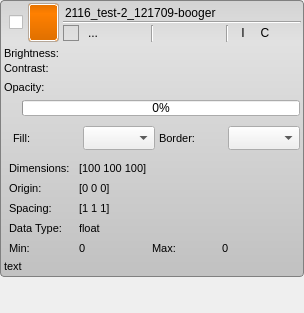
Above: src/Interface/AppInterface/LayerWidget.ui from SCIInstitute/Seg3D before the change. Below: the same form after it.
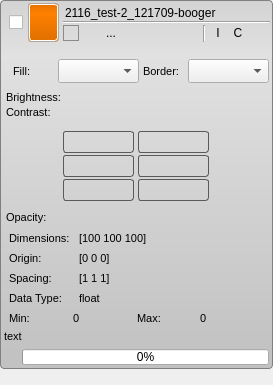
That is the form after the change. Icons and pictures are not drawn.

```diff
--- a/src/Interface/AppInterface/LayerWidget.ui
+++ b/src/Interface/AppInterface/LayerWidget.ui
@@ -6,8 +6,8 @@
    <rect>
     <x>0</x>
     <y>0</y>
-    <width>304</width>
-    <height>313</height>
+    <width>273</width>
+    <height>385</height>
    </rect>
   </property>
   <property name="mouseTracking">
@@ -27,6 +27,63 @@
 border-bottom-left-radius: 4px;
 }
 
+QToolButton#viewer_0_button_{
+  border: 1px solid rgb( 90, 90, 90 );
+  border-radius: 3px;
+}
+
+QToolButton#viewer_0_button_:checked{
+  background-color: rgb(255, 128, 0);
+}
+
+
+QToolButton#viewer_1_button_{
+  border: 1px solid rgb( 90, 90, 90 );
+  border-radius: 3px;
+}
+
+QToolButton#viewer_1_button_:checked{
+  background-color: rgb(255, 128, 0);
+}
+
+
+QToolButton#viewer_2_button_{
+  border: 1px solid rgb( 90, 90, 90 );
+  border-radius: 3px;
+}
+
+QToolButton#viewer_2_button_:checked{
+  background-color: rgb(255, 128, 0);
+}
+
+QToolButton#viewer_3_button_{
+  border: 1px solid rgb( 90, 90, 90 );
+  border-radius: 3px;
+}
+
+QToolButton#viewer_3_button_:checked{
+  background-color: rgb(255, 128, 0);
+}
+
+QToolButton#viewer_4_button_{
+  border: 1px solid rgb( 90, 90, 90 );
+  border-radius: 3px;
+}
+
+QToolButton#viewer_4_button_:checked{
+  background-color: rgb(255, 128, 0);
+}
+
+QToolButton#viewer_5_button_{
+  border: 1px solid rgb( 90, 90, 90 );
+  border-radius: 3px;
+}
+
+QToolButton#viewer_5_button_:checked{
+  background-color: rgb(255, 128, 0);
+}
+
+
 
 
 QLineEdit#label_{
@@ -79,7 +136,7 @@
 
 </string>
   </property>
-  <layout class="QVBoxLayout" name="verticalLayout_3">
+  <layout class="QVBoxLayout" name="verticalLayout_10">
    <property name="spacing">
     <number>0</number>
    </property>
@@ -100,7 +157,7 @@
        <height>45</height>
       </size>
      </property>
-     <layout class="QVBoxLayout" name="verticalLayout_10">
+     <layout class="QVBoxLayout" name="verticalLayout_9">
       <property name="spacing">
        <number>0</number>
       </property>
@@ -356,7 +413,7 @@
               </property>
               <layout class="QHBoxLayout" name="horizontalLayout_3">
                <property name="spacing">
-                <number>6</number>
+                <number>4</number>
                </property>
                <property name="leftMargin">
                 <number>0</number>
@@ -403,6 +460,28 @@
                  </property>
                 </widget>
                </item>
+               <item>
+                <widget class="QToolButton" name="advanced_visibility_button_">
+                 <property name="minimumSize">
+                  <size>
+                   <width>16</width>
+                   <height>16</height>
+                  </size>
+                 </property>
+                 <property name="maximumSize">
+                  <size>
+                   <width>16</width>
+                   <height>16</height>
+                  </size>
+                 </property>
+                 <property name="text">
+                  <string/>
+                 </property>
+                 <property name="checkable">
+                  <bool>true</bool>
+                 </property>
+                </widget>
+               </item>
                <item>
                 <widget class="QToolButton" name="info_button_">
                  <property name="minimumSize">
@@ -460,6 +539,31 @@
                  </property>
                 </widget>
                </item>
+               <item>
+                <widget class="QToolButton" name="appearance_button_">
+                 <property name="minimumSize">
+                  <size>
+                   <width>16</width>
+                   <height>16</height>
+                  </size>
+                 </property>
+                 <property name="maximumSize">
+                  <size>
+                   <width>16</width>
+                   <height>16</height>
+                  </size>
+                 </property>
+                 <property name="toolTip">
+                  <string>Open the opacity menu</string>
+                 </property>
+                 <property name="text">
+                  <string/>
+                 </property>
+                 <property name="checkable">
+                  <bool>true</bool>
+                 </property>
+                </widget>
+               </item>
                <item>
                 <widget class="QToolButton" name="lock_button_">
                  <property name="minimumSize">
@@ -506,73 +610,6 @@
                  </property>
                 </widget>
                </item>
-               <item>
-                <widget class="Line" name="header_seperator_line_">
-                 <property name="orientation">
-                  <enum>Qt::Vertical</enum>
-                 </property>
-                </widget>
-               </item>
-               <item>
-                <widget class="QToolButton" name="mask_property_button_">
-                 <property name="minimumSize">
-                  <size>
-                   <width>16</width>
-                   <height>16</height>
-                  </size>
-                 </property>
-                 <property name="maximumSize">
-                  <size>
-                   <width>16</width>
-                   <height>16</height>
-                  </size>
-                 </property>
-                 <property name="toolTip">
-                  <string>Open the color menu</string>
-                 </property>
-                 <property name="text">
-                  <string/>
-                 </property>
-                 <property name="icon">
-                  <iconset resource="../../Resources/QtResources.qrc">
-                   <normaloff>:/Images/ColorOff.png</normaloff>
-                   <normalon>:/Images/Color.png</normalon>:/Images/ColorOff.png</iconset>
-                 </property>
-                 <property name="checkable">
-                  <bool>true</bool>
-                 </property>
-                </widget>
-               </item>
-               <item>
-                <widget class="QToolButton" name="brightness_contrast_button_">
-                 <property name="minimumSize">
-                  <size>
-                   <width>16</width>
-                   <height>16</height>
-                  </size>
-                 </property>
-                 <property name="maximumSize">
-                  <size>
-                   <width>16</width>
-                   <height>16</height>
-                  </size>
-                 </property>
-                 <property name="toolTip">
-                  <string>Open the brightness/contrast menu</string>
-                 </property>
-                 <property name="text">
-                  <string/>
-                 </property>
-                 <property name="icon">
-                  <iconset resource="../../Resources/QtResources.qrc">
-                   <normaloff>:/Images/BrightnessOff.png</normaloff>
-                   <normalon>:/Images/Brightness.png</normalon>:/Images/BrightnessOff.png</iconset>
-                 </property>
-                 <property name="checkable">
-                  <bool>true</bool>
-                 </property>
-                </widget>
-               </item>
                <item>
                 <widget class="QToolButton" name="volume_rendered_button_">
                  <property name="minimumSize">
@@ -717,277 +754,28 @@
        </widget>
       </item>
       <item>
-       <widget class="QWidget" name="bright_contrast_bar_" native="true">
-        <layout class="QVBoxLayout" name="verticalLayout_4">
+       <widget class="QWidget" name="appearance_bar_" native="true">
+        <layout class="QVBoxLayout" name="verticalLayout_3">
          <property name="spacing">
           <number>2</number>
          </property>
-         <property name="leftMargin">
+         <property name="margin">
           <number>4</number>
          </property>
-         <property name="topMargin">
-          <number>2</number>
-         </property>
-         <property name="rightMargin">
-          <number>4</number>
-         </property>
-         <property name="bottomMargin">
-          <number>4</number>
-         </property>
          <item>
-          <widget class="QWidget" name="widget_4" native="true">
-           <layout class="QVBoxLayout" name="brightness_h_layout_">
+          <widget class="QWidget" name="colors_" native="true">
+           <layout class="QHBoxLayout" name="horizontalLayout_14">
             <property name="spacing">
-             <number>2</number>
-            </property>
-            <property name="margin">
              <number>0</number>
             </property>
-            <item>
-             <widget class="QLabel" name="brigntness_label_">
-              <property name="sizePolicy">
-               <sizepolicy hsizetype="Preferred" vsizetype="Preferred">
-                <horstretch>0</horstretch>
-                <verstretch>0</verstretch>
-               </sizepolicy>
-              </property>
-              <property name="minimumSize">
-               <size>
-                <width>0</width>
-                <height>0</height>
-               </size>
-              </property>
-              <property name="maximumSize">
-               <size>
-                <width>16777215</width>
-                <height>16777215</height>
-               </size>
-              </property>
-              <property name="font">
-               <font>
-                <pointsize>8</pointsize>
-               </font>
-              </property>
-              <property name="text">
-               <string>Brightness:</string>
-              </property>
-             </widget>
-            </item>
-           </layout>
-          </widget>
-         </item>
-         <item>
-          <widget class="QWidget" name="widget_5" native="true">
-           <layout class="QVBoxLayout" name="contrast_h_layout_">
-            <property name="spacing">
-             <number>2</number>
-            </property>
             <property name="margin">
-             <number>0</number>
-            </property>
-            <item>
-             <widget class="QLabel" name="contrast_label_">
-              <property name="sizePolicy">
-               <sizepolicy hsizetype="Preferred" vsizetype="Preferred">
-                <horstretch>0</horstretch>
-                <verstretch>0</verstretch>
-               </sizepolicy>
-              </property>
-              <property name="minimumSize">
-               <size>
-                <width>0</width>
-                <height>0</height>
-               </size>
-              </property>
-              <property name="maximumSize">
-               <size>
-                <width>16777215</width>
-                <height>16777215</height>
-               </size>
-              </property>
-              <property name="font">
-               <font>
-                <pointsize>8</pointsize>
-               </font>
-              </property>
-              <property name="text">
-               <string>Contrast:</string>
-              </property>
-             </widget>
-            </item>
-           </layout>
-          </widget>
-         </item>
-        </layout>
-       </widget>
-      </item>
-      <item>
-       <widget class="QWidget" name="opacity_bar_" native="true">
-        <layout class="QVBoxLayout" name="verticalLayout_7">
-         <property name="spacing">
-          <number>2</number>
-         </property>
-         <property name="leftMargin">
-          <number>4</number>
-         </property>
-         <property name="topMargin">
-          <number>2</number>
-         </property>
-         <property name="rightMargin">
-          <number>4</number>
-         </property>
-         <property name="bottomMargin">
-          <number>4</number>
-         </property>
-         <item>
-          <widget class="QWidget" name="widget_3" native="true">
-           <layout class="QVBoxLayout" name="verticalLayout_2">
-            <property name="spacing">
              <number>2</number>
             </property>
-            <property name="margin">
-             <number>0</number>
-            </property>
-            <item>
-             <widget class="QLabel" name="opacity_label_">
-              <property name="sizePolicy">
-               <sizepolicy hsizetype="Preferred" vsizetype="Preferred">
-                <horstretch>0</horstretch>
-                <verstretch>0</verstretch>
-               </sizepolicy>
-              </property>
-              <property name="font">
-               <font>
-                <pointsize>8</pointsize>
-               </font>
-              </property>
-              <property name="text">
-               <string>Opacity:</string>
-              </property>
-             </widget>
-            </item>
            </layout>
           </widget>
          </item>
-        </layout>
-       </widget>
-      </item>
-      <item>
-       <widget class="QWidget" name="progress_bar_bar_" native="true">
-        <layout class="QVBoxLayout" name="verticalLayout_8">
-         <property name="spacing">
-          <number>2</number>
-         </property>
-         <property name="leftMargin">
-          <number>4</number>
-         </property>
-         <property name="topMargin">
-          <number>2</number>
-         </property>
-         <property name="rightMargin">
-          <number>4</number>
-         </property>
-         <property name="bottomMargin">
-          <number>4</number>
-         </property>
          <item>
-          <widget class="QWidget" name="widget_7" native="true">
-           <layout class="QHBoxLayout" name="horizontalLayout_6">
-            <property name="spacing">
-             <number>2</number>
-            </property>
-            <property name="margin">
-             <number>0</number>
-            </property>
-            <item>
-             <widget class="QToolButton" name="abort_button_">
-              <property name="minimumSize">
-               <size>
-                <width>16</width>
-                <height>16</height>
-               </size>
-              </property>
-              <property name="maximumSize">
-               <size>
-                <width>16</width>
-                <height>16</height>
-               </size>
-              </property>
-              <property name="text">
-               <string/>
-              </property>
-              <property name="icon">
-               <iconset resource="../../Resources/QtResources.qrc">
-                <normaloff>:/Images/Close.png</normaloff>:/Images/Close.png</iconset>
-              </property>
-              <property name="iconSize">
-               <size>
-                <width>16</width>
-                <height>16</height>
-               </size>
-              </property>
-             </widget>
-            </item>
-            <item>
-             <widget class="QProgressBar" name="progress_bar_">
-              <property name="sizePolicy">
-               <sizepolicy hsizetype="Preferred" vsizetype="Fixed">
-                <horstretch>0</horstretch>
-                <verstretch>0</verstretch>
-               </sizepolicy>
-              </property>
-              <property name="minimumSize">
-               <size>
-                <width>0</width>
-                <height>16</height>
-               </size>
-              </property>
-              <property name="maximumSize">
-               <size>
-                <width>16777215</width>
-                <height>16</height>
-               </size>
-              </property>
-              <property name="value">
-               <number>0</number>
-              </property>
-              <property name="alignment">
-               <set>Qt::AlignCenter</set>
-              </property>
-              <property name="textVisible">
-               <bool>true</bool>
-              </property>
-             </widget>
-            </item>
-           </layout>
-          </widget>
-         </item>
-        </layout>
-       </widget>
-      </item>
-      <item>
-       <widget class="QWidget" name="mask_property_bar_" native="true">
-        <layout class="QVBoxLayout" name="verticalLayout_9">
-         <property name="spacing">
-          <number>2</number>
-         </property>
-         <property name="leftMargin">
-          <number>4</number>
-         </property>
-         <property name="topMargin">
-          <number>2</number>
-         </property>
-         <property name="rightMargin">
-          <number>4</number>
-         </property>
-         <property name="bottomMargin">
-          <number>4</number>
-         </property>
-         <item>
-          <layout class="QVBoxLayout" name="color_widget_layout_"/>
-         </item>
-         <item>
-          <widget class="QWidget" name="widget_8" native="true">
+          <widget class="QWidget" name="border_fill_" native="true">
            <property name="minimumSize">
             <size>
              <width>0</width>
@@ -1000,7 +788,7 @@
              <height>32</height>
             </size>
            </property>
-           <layout class="QHBoxLayout" name="horizontalLayout_7">
+           <layout class="QHBoxLayout" name="horizontalLayout_7" stretch="1,2,1,2">
             <property name="spacing">
              <number>4</number>
             </property>
@@ -1087,6 +875,303 @@
            </layout>
           </widget>
          </item>
+         <item>
+          <widget class="QWidget" name="bright_contrast_" native="true">
+           <layout class="QVBoxLayout" name="verticalLayout_4">
+            <property name="spacing">
+             <number>2</number>
+            </property>
+            <property name="margin">
+             <number>2</number>
+            </property>
+            <item>
+             <widget class="QWidget" name="brightness_" native="true">
+              <layout class="QVBoxLayout" name="brightness_h_layout_">
+               <property name="spacing">
+                <number>2</number>
+               </property>
+               <property name="margin">
+                <number>0</number>
+               </property>
+               <item>
+                <widget class="QLabel" name="brigntness_label_">
+                 <property name="sizePolicy">
+                  <sizepolicy hsizetype="Preferred" vsizetype="Preferred">
+                   <horstretch>0</horstretch>
+                   <verstretch>0</verstretch>
+                  </sizepolicy>
+                 </property>
+                 <property name="font">
+                  <font>
+                   <pointsize>8</pointsize>
+                  </font>
+                 </property>
+                 <property name="text">
+                  <string>Brightness:</string>
+                 </property>
+                </widget>
+               </item>
+              </layout>
+             </widget>
+            </item>
+            <item>
+             <widget class="QWidget" name="constrast_" native="true">
+              <layout class="QVBoxLayout" name="contrast_h_layout_">
+               <property name="spacing">
+                <number>2</number>
+               </property>
+               <property name="margin">
+                <number>0</number>
+               </property>
+               <item>
+                <widget class="QLabel" name="contrast_label_">
+                 <property name="sizePolicy">
+                  <sizepolicy hsizetype="Preferred" vsizetype="Preferred">
+                   <horstretch>0</horstretch>
+                   <verstretch>0</verstretch>
+                  </sizepolicy>
+                 </property>
+                 <property name="minimumSize">
+                  <size>
+                   <width>0</width>
+                   <height>0</height>
+                  </size>
+                 </property>
+                 <property name="maximumSize">
+                  <size>
+                   <width>16777215</width>
+                   <height>16777215</height>
+                  </size>
+                 </property>
+                 <property name="font">
+                  <font>
+                   <pointsize>8</pointsize>
+                  </font>
+                 </property>
+                 <property name="text">
+                  <string>Contrast:</string>
+                 </property>
+                </widget>
+               </item>
+              </layout>
+             </widget>
+            </item>
+           </layout>
+          </widget>
+         </item>
+        </layout>
+       </widget>
+      </item>
+      <item>
+       <widget class="QWidget" name="advanced_visibility_bar_" native="true">
+        <layout class="QHBoxLayout" name="horizontalLayout_13">
+         <property name="spacing">
+          <number>0</number>
+         </property>
+         <property name="leftMargin">
+          <number>0</number>
+         </property>
+         <property name="topMargin">
+          <number>4</number>
+         </property>
+         <property name="rightMargin">
+          <number>0</number>
+         </property>
+         <property name="bottomMargin">
+          <number>4</number>
+         </property>
+         <item>
+          <widget class="QWidget" name="viewer_buttons_widget_" native="true">
+           <property name="minimumSize">
+            <size>
+             <width>150</width>
+             <height>74</height>
+            </size>
+           </property>
+           <property name="maximumSize">
+            <size>
+             <width>150</width>
+             <height>74</height>
+            </size>
+           </property>
+           <layout class="QHBoxLayout" name="horizontalLayout_8">
+            <property name="spacing">
+             <number>0</number>
+            </property>
+            <property name="margin">
+             <number>0</number>
+            </property>
+            <item>
+             <widget class="QWidget" name="left_viewers_widget_" native="true">
+              <layout class="QVBoxLayout" name="verticalLayout_12">
+               <property name="spacing">
+                <number>2</number>
+               </property>
+               <property name="margin">
+                <number>2</number>
+               </property>
+               <item>
+                <widget class="QToolButton" name="viewer_0_button_">
+                 <property name="sizePolicy">
+                  <sizepolicy hsizetype="Preferred" vsizetype="Preferred">
+                   <horstretch>0</horstretch>
+                   <verstretch>0</verstretch>
+                  </sizepolicy>
+                 </property>
+                 <property name="text">
+                  <string/>
+                 </property>
+                 <property name="checkable">
+                  <bool>true</bool>
+                 </property>
+                </widget>
+               </item>
+               <item>
+                <widget class="QToolButton" name="viewer_1_button_">
+                 <property name="sizePolicy">
+                  <sizepolicy hsizetype="Preferred" vsizetype="Preferred">
+                   <horstretch>0</horstretch>
+                   <verstretch>0</verstretch>
+                  </sizepolicy>
+                 </property>
+                 <property name="text">
+                  <string/>
+                 </property>
+                 <property name="checkable">
+                  <bool>true</bool>
+                 </property>
+                 <property name="checked">
+                  <bool>false</bool>
+                 </property>
+                </widget>
+               </item>
+               <item>
+                <widget class="QToolButton" name="viewer_2_button_">
+                 <property name="sizePolicy">
+                  <sizepolicy hsizetype="Preferred" vsizetype="Preferred">
+                   <horstretch>0</horstretch>
+                   <verstretch>0</verstretch>
+                  </sizepolicy>
+                 </property>
+                 <property name="text">
+                  <string/>
+                 </property>
+                 <property name="checkable">
+                  <bool>true</bool>
+                 </property>
+                </widget>
+               </item>
+              </layout>
+             </widget>
+            </item>
+            <item>
+             <widget class="QWidget" name="right_viewers_widget_" native="true">
+              <layout class="QVBoxLayout" name="verticalLayout_13">
+               <property name="spacing">
+                <number>2</number>
+               </property>
+               <property name="margin">
+                <number>2</number>
+               </property>
+               <item>
+                <widget class="QToolButton" name="viewer_3_button_">
+                 <property name="sizePolicy">
+                  <sizepolicy hsizetype="Preferred" vsizetype="Preferred">
+                   <horstretch>0</horstretch>
+                   <verstretch>0</verstretch>
+                  </sizepolicy>
+                 </property>
+                 <property name="text">
+                  <string/>
+                 </property>
+                 <property name="checkable">
+                  <bool>true</bool>
+                 </property>
+                </widget>
+               </item>
+               <item>
+                <widget class="QToolButton" name="viewer_4_button_">
+                 <property name="sizePolicy">
+                  <sizepolicy hsizetype="Preferred" vsizetype="Preferred">
+                   <horstretch>0</horstretch>
+                   <verstretch>0</verstretch>
+                  </sizepolicy>
+                 </property>
+                 <property name="text">
+                  <string/>
+                 </property>
+                 <property name="checkable">
+                  <bool>true</bool>
+                 </property>
+                </widget>
+               </item>
+               <item>
+                <widget class="QToolButton" name="viewer_5_button_">
+                 <property name="sizePolicy">
+                  <sizepolicy hsizetype="Preferred" vsizetype="Preferred">
+                   <horstretch>0</horstretch>
+                   <verstretch>0</verstretch>
+                  </sizepolicy>
+                 </property>
+                 <property name="text">
+                  <string/>
+                 </property>
+                 <property name="checkable">
+                  <bool>true</bool>
+                 </property>
+                </widget>
+               </item>
+              </layout>
+             </widget>
+            </item>
+           </layout>
+          </widget>
+         </item>
+        </layout>
+       </widget>
+      </item>
+      <item>
+       <widget class="QWidget" name="opacity_bar_" native="true">
+        <layout class="QVBoxLayout" name="verticalLayout_7">
+         <property name="spacing">
+          <number>2</number>
+         </property>
+         <property name="leftMargin">
+          <number>6</number>
+         </property>
+         <property name="topMargin">
+          <number>4</number>
+         </property>
+         <property name="rightMargin">
+          <number>6</number>
+         </property>
+         <property name="bottomMargin">
+          <number>4</number>
+         </property>
+         <item>
+          <widget class="QWidget" name="widget_3" native="true">
+           <layout class="QVBoxLayout" name="verticalLayout_2">
+            <property name="spacing">
+             <number>2</number>
+            </property>
+            <property name="margin">
+             <number>0</number>
+            </property>
+            <item>
+             <widget class="QLabel" name="opacity_label_">
+              <property name="font">
+               <font>
+                <pointsize>8</pointsize>
+               </font>
+              </property>
+              <property name="text">
+               <string>Opacity:</string>
+              </property>
+             </widget>
+            </item>
+           </layout>
+          </widget>
+         </item>
         </layout>
        </widget>
       </item>
@@ -1392,11 +1477,104 @@
         </layout>
        </widget>
       </item>
+      <item>
+       <widget class="QWidget" name="progress_bar_bar_" native="true">
+        <layout class="QVBoxLayout" name="verticalLayout_8">
+         <property name="spacing">
+          <number>2</number>
+         </property>
+         <property name="leftMargin">
+          <number>4</number>
+         </property>
+         <property name="topMargin">
+          <number>2</number>
+         </property>
+         <property name="rightMargin">
+          <number>4</number>
+         </property>
+         <property name="bottomMargin">
+          <number>4</number>
+         </property>
+         <item>
+          <widget class="QWidget" name="widget_7" native="true">
+           <layout class="QHBoxLayout" name="horizontalLayout_6">
+            <property name="spacing">
+             <number>2</number>
+            </property>
+            <property name="margin">
+             <number>0</number>
+            </property>
+            <item>
+             <widget class="QToolButton" name="abort_button_">
+              <property name="minimumSize">
+               <size>
+                <width>16</width>
+                <height>16</height>
+               </size>
+              </property>
+              <property name="maximumSize">
+               <size>
+                <width>16</width>
+                <height>16</height>
+               </size>
+              </property>
+              <property name="text">
+               <string/>
+              </property>
+              <property name="icon">
+               <iconset resource="../../Resources/QtResources.qrc">
+                <normaloff>:/Images/Close.png</normaloff>:/Images/Close.png</iconset>
+              </property>
+              <property name="iconSize">
+               <size>
+                <width>16</width>
+                <height>16</height>
+               </size>
+              </property>
+             </widget>
+            </item>
+            <item>
+             <widget class="QProgressBar" name="progress_bar_">
+              <property name="sizePolicy">
+               <sizepolicy hsizetype="Preferred" vsizetype="Fixed">
+                <horstretch>0</horstretch>
+                <verstretch>0</verstretch>
+               </sizepolicy>
+              </property>
+              <property name="minimumSize">
+               <size>
+                <width>0</width>
+                <height>16</height>
+               </size>
+              </property>
+              <property name="maximumSize">
+               <size>
+                <width>16777215</width>
+                <height>16</height>
+               </size>
+              </property>
+              <property name="value">
+               <number>0</number>
+              </property>
+              <property name="alignment">
+               <set>Qt::AlignCenter</set>
+              </property>
+              <property name="textVisible">
+               <bool>true</bool>
+              </property>
+             </widget>
+            </item>
+           </layout>
+          </widget>
+         </item>
+        </layout>
+       </widget>
+      </item>
      </layout>
     </widget>
    </item>
    <item>
-    <widget class="QLabel" name="dummy_widget_">
+    <widget class="QLabel" name="facade_widget_">
      <property name="text">
       <string/>
      </property>
```
Left out of the diff: 3 changed lines with no effect on the pictures.
